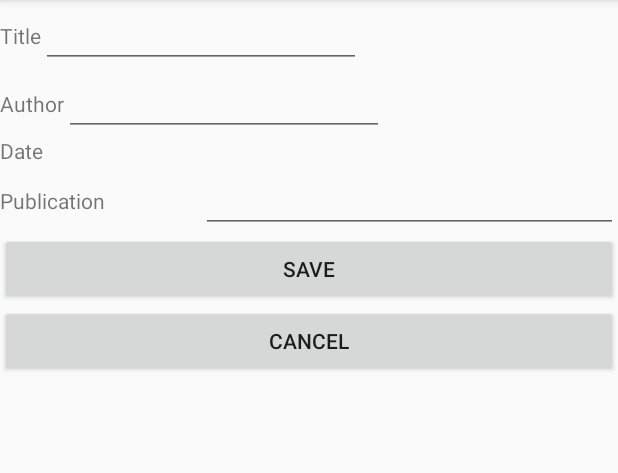
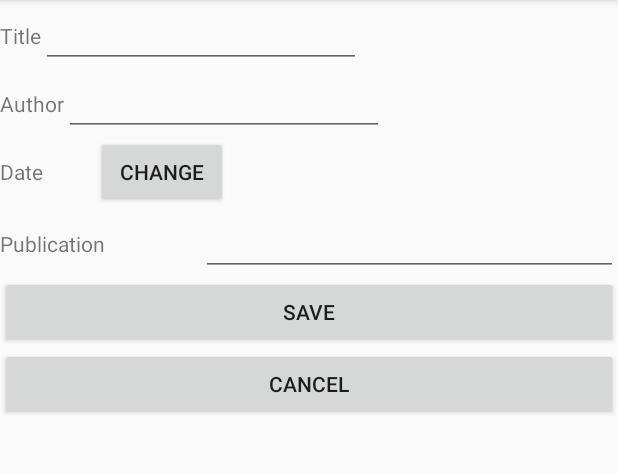
Before and after one commit to croSSover07/Books, an Android app: the screen it shows after launch (MainActivity), after a tap on "ADD", on a phone screen of 412 x 824 dp, the part 84-557 px from its top. Run offline under Robolectric (Android 15) with nearby library versions, the phone set to English and light mode, and no system bars.

Commit message:
add DatePicker

```diff
--- a/app/src/main/java/com/example/developer/books/adapter/BookAdapter.kt
+++ b/app/src/main/java/com/example/developer/books/adapter/BookAdapter.kt
@@ -7,6 +7,7 @@ import android.view.View
 import android.view.ViewGroup
 import android.widget.TextView
 import com.example.developer.books.R
+import com.example.developer.books.fragment.NewBookFragment
 import com.example.developer.books.model.Book
 
 /**
@@ -33,7 +34,7 @@ class BookAdapter(private  val listBook:List<Book>, private val mContext:Context
     override fun onBindViewHolder(holder: BookViewHolder?, position: Int) {
         holder!!.txtTitle.text=listBook[position].title
         holder!!.txtAuthor.text=listBook[position].author
-        holder!!.txtDate.text=listBook[position].date.toString()
+        holder!!.txtDate.text=NewBookFragment.dateToString( listBook[position].date )
         holder!!.txtPub.text=listBook[position].publication
     }
 }
--- a/app/src/main/java/com/example/developer/books/fragment/NewBookFragment.kt
+++ b/app/src/main/java/com/example/developer/books/fragment/NewBookFragment.kt
@@ -1,5 +1,7 @@
 package com.example.developer.books.fragment
 
+import android.app.Activity
+import android.content.Intent
 import android.os.Bundle
 import android.support.v4.app.Fragment
 import android.view.LayoutInflater
@@ -7,23 +9,45 @@ import android.view.View
 import android.view.ViewGroup
 import android.widget.Button
 import android.widget.EditText
+import android.widget.TextView
 import com.example.developer.books.R
 import com.example.developer.books.model.Book
 import com.example.developer.books.model.BooksListJava
+import java.text.DateFormat
+import java.text.SimpleDateFormat
 import java.util.*
+
+
 
 /**
  * Created by developer on 15.09.17.
  */
 class NewBookFragment: Fragment(){
 
-    private var buttonSave:Button?=null
-    private var buttonCancel:Button?=null
+    private lateinit var buttonSave:Button
+    private lateinit var buttonCancel:Button
+    private lateinit var textViewDate:TextView
 
     companion object {
+        private val DIALOG_DATE = "DialogDate"
+        private val  REQUEST_DATE = 0
         fun newInstance( ): NewBookFragment {
             val fragment = NewBookFragment()
             return fragment
+        }
+
+        fun stringToDate(dateString:String):Date{
+
+            val format = SimpleDateFormat("MMM dd yyyy", Locale.ENGLISH) as DateFormat
+
+            // val df = SimpleDateFormat("EEE MMM dd HH:mm:ss z YYYY")
+
+            val startDate = format.parse(dateString)
+            return startDate
+        }
+        fun dateToString(date:Date):String{
+            val format = SimpleDateFormat("MMM dd YYYY", Locale.ENGLISH)
+            return format.format(date)
         }
     }
 
@@ -35,20 +59,38 @@ class NewBookFragment: Fragment(){
         val rootView= inflater.inflate(R.layout.fragment_new_book,container,false)
         buttonSave=rootView.findViewById(R.id.save_button)
         buttonCancel=rootView.findViewById(R.id.cancel_button)
-
+        textViewDate=rootView.findViewById(R.id.textView4)
         buttonSave!!.setOnClickListener {
             val a=BooksListJava.get(context)
             val title=rootView.findViewById<EditText>(R.id.editText_title_book).text
             val author=rootView.findViewById<EditText>(R.id.editText_author_book).text
-            // val date=rootView.findViewById<EditText>(R.id.editText_title_book).text
+            val date=stringToDate( textViewDate.text.toString())
             val pub=rootView.findViewById<EditText>(R.id.editText_publication_book).text
-            a.addBook(Book(title.toString(),author.toString(), Date(),pub.toString()))
+            a.addBook(Book(title.toString(),author.toString(), date,pub.toString()))
             activity.supportFragmentManager.popBackStack()
         }
         buttonCancel!!.setOnClickListener {
             activity.supportFragmentManager.popBackStack()
         }
+
+        val buttonDate=rootView.findViewById<Button>(R.id.button_date)
+        buttonDate.setOnClickListener {
+            val fm=fragmentManager
+            val dialog=DatePickerFragment.newInstance()
+            dialog.setTargetFragment(this@NewBookFragment, REQUEST_DATE)
+            dialog.show(fm, DIALOG_DATE)
+        }
         return rootView
+    }
+
+    override fun onActivityResult(requestCode: Int, resultCode: Int, data: Intent?) {
+        if (resultCode !== Activity.RESULT_OK) {
+            return
+        }
+        if (requestCode === REQUEST_DATE) {
+            val date = data!!.getSerializableExtra(DatePickerFragment.EXTRA_DATE) as Date
+            textViewDate.text=dateToString(date)
+        }
     }
 
 
--- a/app/src/main/java/com/example/developer/books/model/BooksListJava.java
+++ b/app/src/main/java/com/example/developer/books/model/BooksListJava.java
@@ -16,9 +16,7 @@ public class BooksListJava {
         return mList;
     }
 
-    public void setmList(List<Book> mList) {
-        this.mList = mList;
-    }
+
 
 
     public static BooksListJava get(Context context) {
--- a/app/src/main/res/layout/fragment_new_book.xml
+++ b/app/src/main/res/layout/fragment_new_book.xml
@@ -1,5 +1,6 @@
 <?xml version="1.0" encoding="utf-8"?>
 <LinearLayout xmlns:android="http://schemas.android.com/apk/res/android"
+    xmlns:tools="http://schemas.android.com/tools"
     android:layout_width="match_parent"
     android:layout_height="match_parent"
     android:orientation="vertical">
@@ -67,10 +68,27 @@
 
                 <TextView
                     android:id="@+id/textView3"
-                    android:layout_width="wrap_content"
+                    android:layout_width="match_parent"
+                    android:layout_height="wrap_content"
+                    android:layout_weight="2"
+                    android:text="@string/date_book"
+                    android:layout_marginRight="16dp"/>
+
+                <TextView
+                    android:id="@+id/textView4"
+                    android:layout_width="match_parent"
+                    android:layout_height="wrap_content"
+                    android:layout_weight="2"
+                    android:layout_marginRight="16dp"
+                    android:text=" " />
+
+                <Button
+                    android:id="@+id/button_date"
+                    android:layout_width="match_parent"
                     android:layout_height="wrap_content"
                     android:layout_weight="1"
-                    android:text="@string/date_book" />
+                    android:text="@string/button_change_date" />
+
 
             </LinearLayout>
 
--- a/app/src/main/res/values/strings.xml
+++ b/app/src/main/res/values/strings.xml
@@ -7,5 +7,8 @@
     <string name="publication_book">Publication</string>
     <string name="save_button">Save</string>
     <string name="cancel_button">Cancel</string>
+    <string name="date_picker_title">Date</string>
+    <string name="button_change_date">Change</string>
+
 
 </resources>
```
Also changed, not shown: app/src/main/java/com/example/developer/books/fragment/DatePickerFragment.kt (added, +56 -0 lines), app/src/main/res/layout/dialog_date.xml (added, +8 -0 lines).
